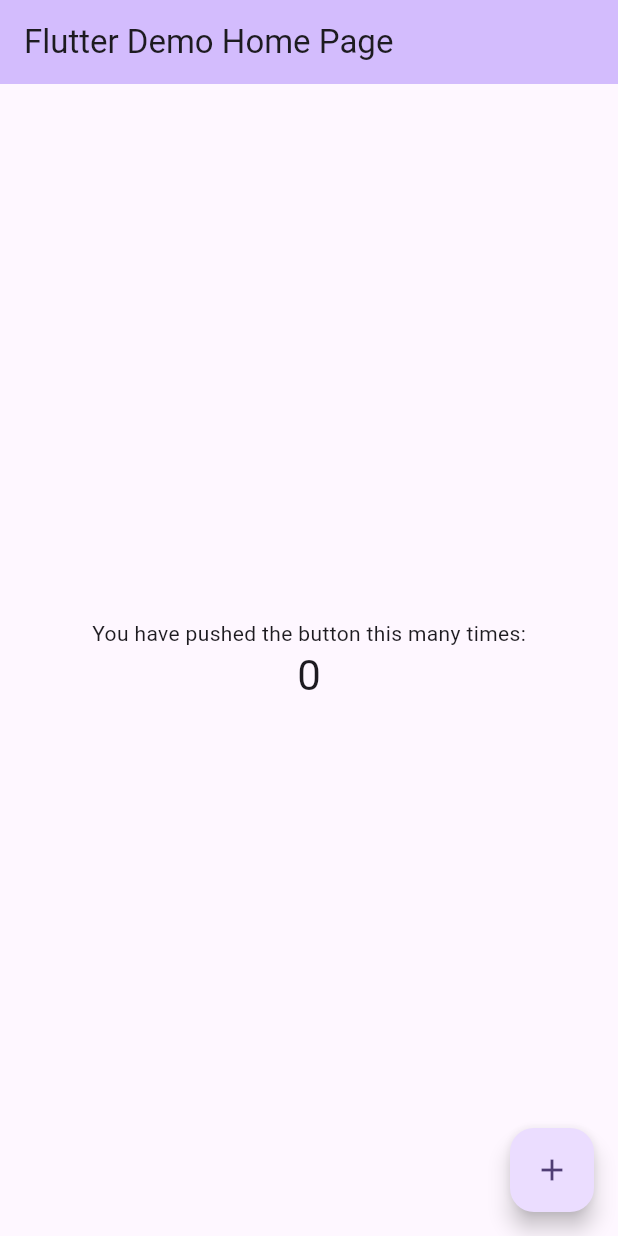
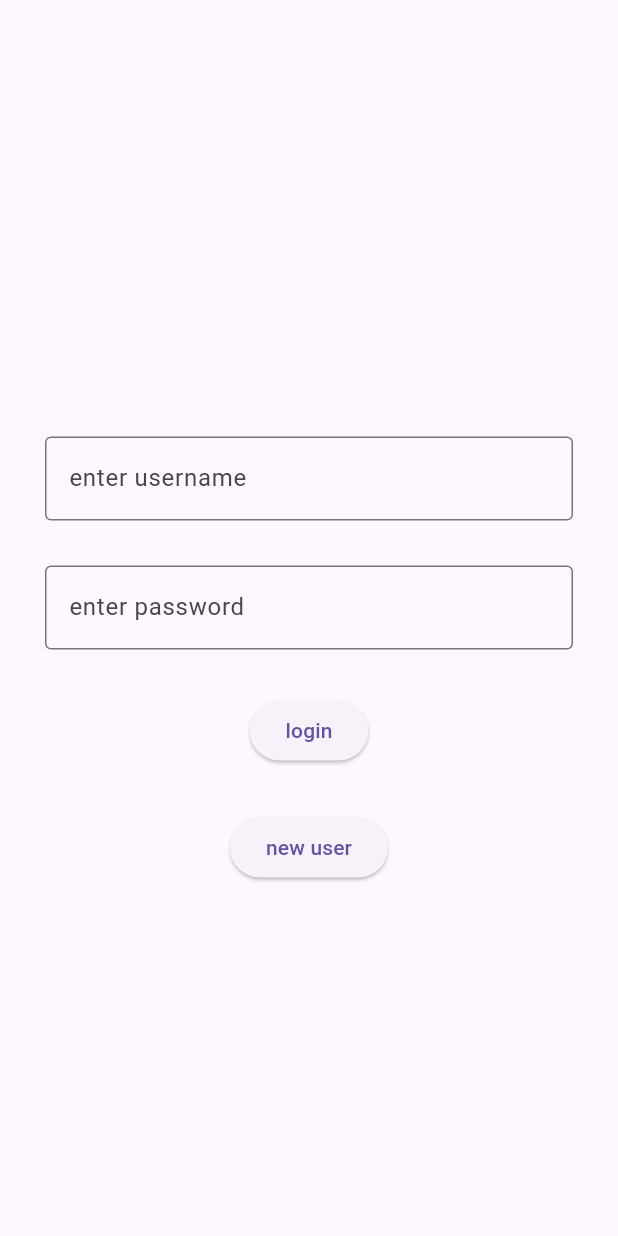
Before and after one commit to AbhinandhV/blog-app-front-end, a Flutter app: the screen it shows after launch, on a phone screen of 412 x 824 dp. Run offline on Flutter 3.47's test engine with Material 3 defaults, Android fonts, the phone set to English and light mode, and no system bars.

Commit message:
completed ui

```diff
--- a/lib/main.dart
+++ b/lib/main.dart
@@ -1,125 +1,18 @@
+import 'package:blogapp/pages/frontpage.dart';
 import 'package:flutter/material.dart';
 
-void main() {
-  runApp(const MyApp());
+void main()
+{
+  runApp(blogapp());
 }
 
-class MyApp extends StatelessWidget {
-  const MyApp({super.key});
+class blogapp extends StatelessWidget {
+  const blogapp({super.key});
 
-  // This widget is the root of your application.
   @override
   Widget build(BuildContext context) {
     return MaterialApp(
-      title: 'Flutter Demo',
-      theme: ThemeData(
-        // This is the theme of your application.
-        //
-        // TRY THIS: Try running your application with "flutter run". You'll see
-        // the application has a purple toolbar. Then, without quitting the app,
-        // try changing the seedColor in the colorScheme below to Colors.green
-        // and then invoke "hot reload" (save your changes or press the "hot
-        // reload" button in a Flutter-supported IDE, or press "r" if you used
-        // the command line to start the app).
-        //
-        // Notice that the counter didn't reset back to zero; the application
-        // state is not lost during the reload. To reset the state, use hot
-        // restart instead.
-        //
-        // This works for code too, not just values: Most code changes can be
-        // tested with just a hot reload.
-        colorScheme: ColorScheme.fromSeed(seedColor: Colors.deepPurple),
-        useMaterial3: true,
-      ),
-      home: const MyHomePage(title: 'Flutter Demo Home Page'),
+      home: frontpage(),
     );
   }
 }
-
-class MyHomePage extends StatefulWidget {
-  const MyHomePage({super.key, required this.title});
-
-  // This widget is the home page of your application. It is stateful, meaning
-  // that it has a State object (defined below) that contains fields that affect
-  // how it looks.
-
-  // This class is the configuration for the state. It holds the values (in this
-  // case the title) provided by the parent (in this case the App widget) and
-  // used by the build method of the State. Fields in a Widget subclass are
-  // always marked "final".
-
-  final String title;
-
-  @override
-  State<MyHomePage> createState() => _MyHomePageState();
-}
-
-class _MyHomePageState extends State<MyHomePage> {
-  int _counter = 0;
-
-  void _incrementCounter() {
-    setState(() {
-      // This call to setState tells the Flutter framework that something has
-      // changed in this State, which causes it to rerun the build method below
-      // so that the display can reflect the updated values. If we changed
-      // _counter without calling setState(), then the build method would not be
-      // called again, and so nothing would appear to happen.
-      _counter++;
-    });
-  }
-
-  @override
-  Widget build(BuildContext context) {
-    // This method is rerun every time setState is called, for instance as done
-    // by the _incrementCounter method above.
-    //
-    // The Flutter framework has been optimized to make rerunning build methods
-    // fast, so that you can just rebuild anything that needs updating rather
-    // than having to individually change instances of widgets.
-    return Scaffold(
-      appBar: AppBar(
-        // TRY THIS: Try changing the color here to a specific color (to
-        // Colors.amber, perhaps?) and trigger a hot reload to see the AppBar
-        // change color while the other colors stay the same.
-        backgroundColor: Theme.of(context).colorScheme.inversePrimary,
-        // Here we take the value from the MyHomePage object that was created by
-        // the App.build method, and use it to set our appbar title.
-        title: Text(widget.title),
-      ),
-      body: Center(
-        // Center is a layout widget. It takes a single child and positions it
-        // in the middle of the parent.
-        child: Column(
-          // Column is also a layout widget. It takes a list of children and
-          // arranges them vertically. By default, it sizes itself to fit its
-          // children horizontally, and tries to be as tall as its parent.
-          //
-          // Column has various properties to control how it sizes itself and
-          // how it positions its children. Here we use mainAxisAlignment to
-          // center the children vertically; the main axis here is the vertical
-          // axis because Columns are vertical (the cross axis would be
-          // horizontal).
-          //
-          // TRY THIS: Invoke "debug painting" (choose the "Toggle Debug Paint"
-          // action in the IDE, or press "p" in the console), to see the
-          // wireframe for each widget.
-          mainAxisAlignment: MainAxisAlignment.center,
-          children: <Widget>[
-            const Text(
-              'You have pushed the button this many times:',
-            ),
-            Text(
-              '$_counter',
-              style: Theme.of(context).textTheme.headlineMedium,
-            ),
-          ],
-        ),
-      ),
-      floatingActionButton: FloatingActionButton(
-        onPressed: _incrementCounter,
-        tooltip: 'Increment',
-        child: const Icon(Icons.add),
-      ), // This trailing comma makes auto-formatting nicer for build methods.
-    );
-  }
-}
--- /dev/null
+++ b/lib/pages/frontpage.dart
@@ -0,0 +1,45 @@
+import 'package:blogapp/pages/singup.dart';
+import 'package:flutter/material.dart';
+
+class frontpage extends StatefulWidget {
+  const frontpage({super.key});
+
+  @override
+  State<frontpage> createState() => _frontpageState();
+}
+
+class _frontpageState extends State<frontpage> {
+  TextEditingController username1=new TextEditingController();
+  TextEditingController password1=new TextEditingController();
+  @override
+  void signin()
+  {
+    print("USERNAME :"+username1.text);
+    print("PASSWORD :"+password1.text);
+  }
+  Widget build(BuildContext context) {
+    return Scaffold(
+      appBar: AppBar(),
+      body:Container(
+        padding: EdgeInsets.all(30),
+        child: Column(
+          mainAxisAlignment: MainAxisAlignment.center,
+          children: [
+            TextField(
+              controller: username1,
+              decoration: InputDecoration(labelText: "enter username",border: OutlineInputBorder()),),
+            SizedBox(height: 30,),
+            TextField(controller: password1,
+              decoration: InputDecoration(labelText: "enter password",border: OutlineInputBorder()),),
+            SizedBox(height: 30,),
+            ElevatedButton(onPressed:signin, child: Text("login")),
+            SizedBox(height: 30,),
+            ElevatedButton(onPressed: (){
+              Navigator.push(context, MaterialPageRoute(builder: (context)=>singup()));
+            }, child: Text("new user"))
+          ],
+        ),
+      ),
+    );
+  }
+}
```
Also changed, not shown: lib/pages/singup.dart (added, +81 -0 lines).
